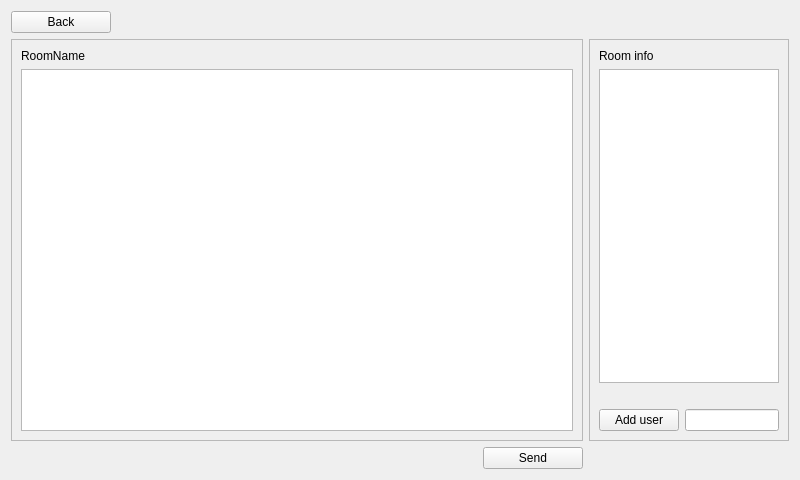
Qt form client/src/RoomPage.ui (cpp-park-vk-education/2023_1_C--) before a commit.
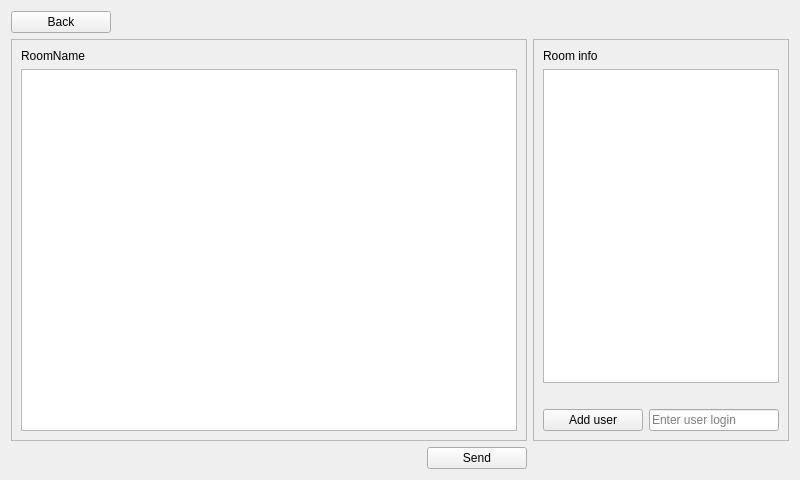
The same form after that commit. Custom widgets are drawn as their Qt base class.

Commit message: Added features for creating a room and adding a user

```diff
--- a/client/src/RoomPage.ui
+++ b/client/src/RoomPage.ui
@@ -19,6 +19,12 @@
   <layout class="QGridLayout" name="gridLayout">
    <item row="2" column="1">
     <widget class="QPushButton" name="sendBtn">
+     <property name="minimumSize">
+      <size>
+       <width>100</width>
+       <height>0</height>
+      </size>
+     </property>
      <property name="maximumSize">
       <size>
        <width>100</width>
@@ -45,6 +51,12 @@
    </item>
    <item row="1" column="2">
     <widget class="QScrollArea" name="scrollArea_2">
+     <property name="minimumSize">
+      <size>
+       <width>256</width>
+       <height>0</height>
+      </size>
+     </property>
      <property name="maximumSize">
       <size>
        <width>200</width>
@@ -59,7 +71,7 @@
        <rect>
         <x>0</x>
         <y>0</y>
-        <width>198</width>
+        <width>254</width>
         <height>398</height>
        </rect>
       </property>
@@ -85,13 +97,23 @@
         <layout class="QHBoxLayout" name="horizontalLayout">
          <item>
           <widget class="QPushButton" name="addUserButton">
+           <property name="minimumSize">
+            <size>
+             <width>100</width>
+             <height>0</height>
+            </size>
+           </property>
            <property name="text">
             <string>Add user</string>
            </property>
           </widget>
          </item>
          <item>
-          <widget class="QLineEdit" name="userLineEdit"/>
+          <widget class="QLineEdit" name="userLineEdit">
+           <property name="placeholderText">
+            <string>Enter user login</string>
+           </property>
+          </widget>
          </item>
         </layout>
        </item>
@@ -116,7 +138,7 @@
        <rect>
         <x>0</x>
         <y>0</y>
-        <width>574</width>
+        <width>518</width>
         <height>398</height>
        </rect>
       </property>
```
Left out of the diff: 6 changed lines with no effect on the pictures. The commit also changes 17 other files.
